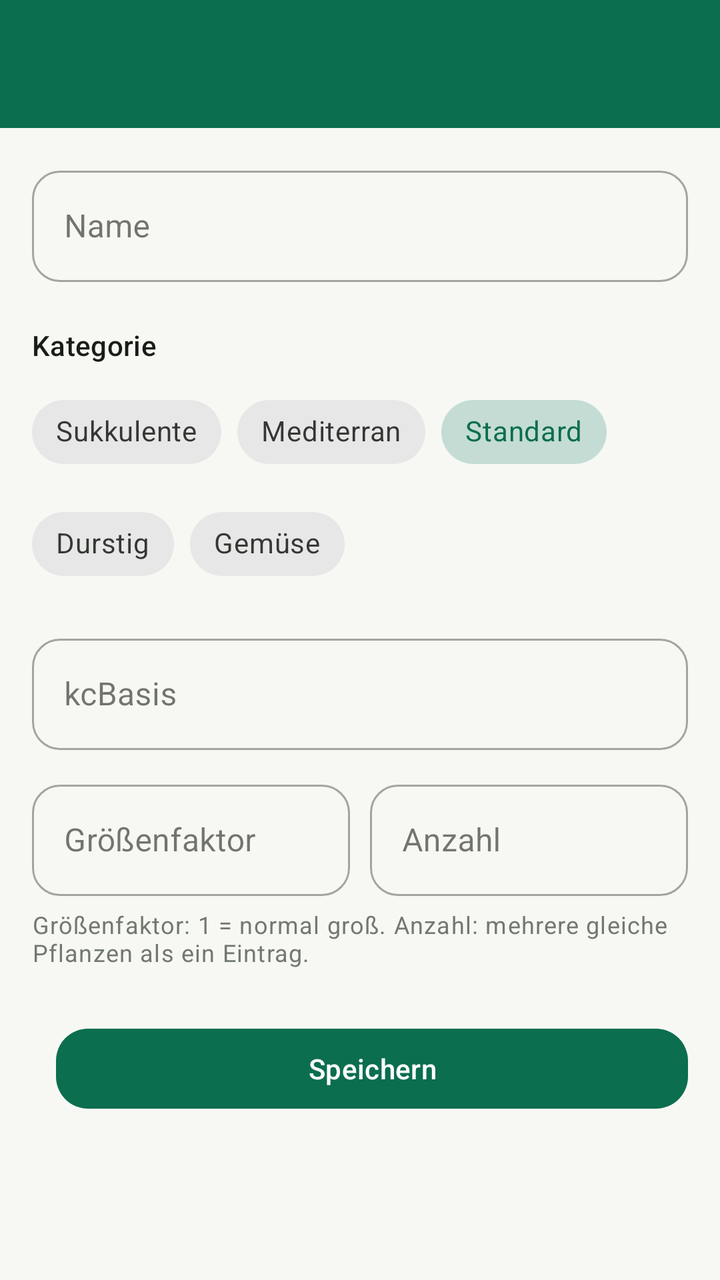
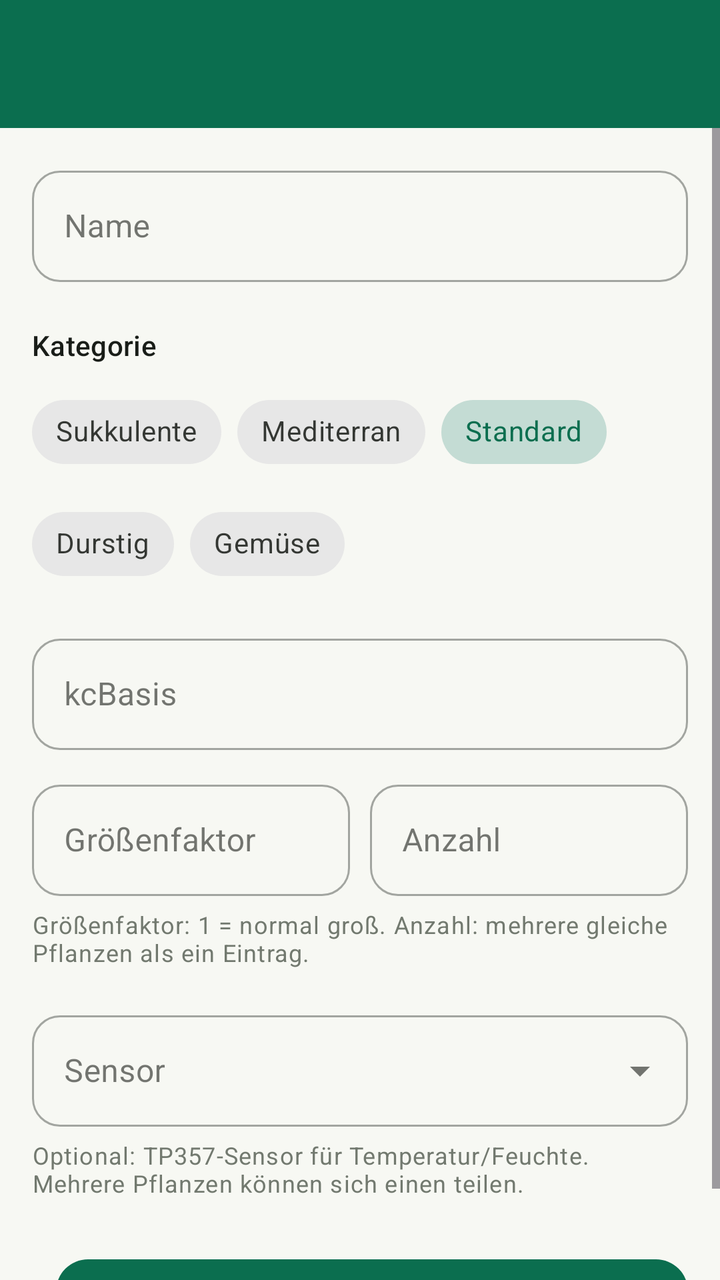

Two renders of the same Android screen: before a commit and after it. Below are the layout's source before the change and the commit's diff.
<!-- AndroidManifest.xml: application theme Theme.Zylka -->
<!-- res/layout/activity_plant_edit.xml -->
<?xml version="1.0" encoding="utf-8"?>
<LinearLayout xmlns:android="http://schemas.android.com/apk/res/android"
    xmlns:app="http://schemas.android.com/apk/res-auto"
    xmlns:tools="http://schemas.android.com/tools"
    android:layout_width="match_parent"
    android:layout_height="match_parent"
    android:background="@color/brand_background"
    android:orientation="vertical">

    <com.google.android.material.appbar.MaterialToolbar
        android:id="@+id/toolbar"
        style="@style/Widget.Zylka.Toolbar"
        android:layout_width="match_parent"
        android:layout_height="wrap_content"
        android:minHeight="?attr/actionBarSize"
        android:elevation="2dp"
        tools:title="@string/plant_edit_title_new" />

    <ScrollView
        android:layout_width="match_parent"
        android:layout_height="0dp"
        android:layout_weight="1">

        <LinearLayout
            android:layout_width="match_parent"
            android:layout_height="wrap_content"
            android:orientation="vertical"
            android:padding="16dp">

            <com.google.android.material.textfield.TextInputLayout
                style="@style/Widget.MaterialComponents.TextInputLayout.OutlinedBox"
                android:layout_width="match_parent"
                android:layout_height="wrap_content"
                android:hint="@string/plant_edit_hint_name"
                app:boxCornerRadiusBottomEnd="14dp"
                app:boxCornerRadiusBottomStart="14dp"
                app:boxCornerRadiusTopEnd="14dp"
                app:boxCornerRadiusTopStart="14dp">

                <com.google.android.material.textfield.TextInputEditText
                    android:id="@+id/input_name"
                    android:layout_width="match_parent"
                    android:layout_height="wrap_content"
                    android:inputType="text" />
            </com.google.android.material.textfield.TextInputLayout>

            <TextView
                android:layout_width="match_parent"
                android:layout_height="wrap_content"
                android:layout_marginTop="22dp"
                android:text="@string/plant_edit_label_kategorie"
                android:textAppearance="?attr/textAppearanceTitleSmall"
                android:textColor="@color/brand_on_surface" />

            <com.google.android.material.chip.ChipGroup
                android:id="@+id/chip_group_kategorie"
                android:layout_width="match_parent"
                android:layout_height="wrap_content"
                android:layout_marginTop="10dp"
                app:selectionRequired="true"
                app:singleLine="false"
                app:singleSelection="true">

                <com.google.android.material.chip.Chip
                    android:id="@+id/chip_kategorie_sukkulente"
                    style="@style/Widget.MaterialComponents.Chip.Choice"
                    android:layout_width="wrap_content"
                    android:layout_height="wrap_content"
                    android:checkable="true"
                    android:text="@string/plant_category_sukkulente" />

                <com.google.android.material.chip.Chip
                    android:id="@+id/chip_kategorie_mediterran"
                    style="@style/Widget.MaterialComponents.Chip.Choice"
                    android:layout_width="wrap_content"
                    android:layout_height="wrap_content"
                    android:checkable="true"
                    android:text="@string/plant_category_mediterran" />

                <com.google.android.material.chip.Chip
                    android:id="@+id/chip_kategorie_standard"
                    style="@style/Widget.MaterialComponents.Chip.Choice"
                    android:layout_width="wrap_content"
                    android:layout_height="wrap_content"
                    android:checkable="true"
                    android:checked="true"
                    android:text="@string/plant_category_standard" />

                <com.google.android.material.chip.Chip
                    android:id="@+id/chip_kategorie_durstig"
                    style="@style/Widget.MaterialComponents.Chip.Choice"
                    android:layout_width="wrap_content"
                    android:layout_height="wrap_content"
                    android:checkable="true"
                    android:text="@string/plant_category_durstig" />

                <com.google.android.material.chip.Chip
                    android:id="@+id/chip_kategorie_gemuese"
                    style="@style/Widget.MaterialComponents.Chip.Choice"
                    android:layout_width="wrap_content"
                    android:layout_height="wrap_content"
                    android:checkable="true"
                    android:text="@string/plant_category_gemuese" />
            </com.google.android.material.chip.ChipGroup>

            <com.google.android.material.textfield.TextInputLayout
                style="@style/Widget.MaterialComponents.TextInputLayout.OutlinedBox"
                android:layout_width="match_parent"
                android:layout_height="wrap_content"
                android:layout_marginTop="18dp"
                android:hint="@string/plant_edit_hint_kc_basis"
                app:boxCornerRadiusBottomEnd="14dp"
                app:boxCornerRadiusBottomStart="14dp"
                app:boxCornerRadiusTopEnd="14dp"
                app:boxCornerRadiusTopStart="14dp">

                <com.google.android.material.textfield.TextInputEditText
                    android:id="@+id/input_kc_basis"
                    android:layout_width="match_parent"
                    android:layout_height="wrap_content"
                    android:inputType="numberDecimal" />
            </com.google.android.material.textfield.TextInputLayout>

            <LinearLayout
                android:layout_width="match_parent"
                android:layout_height="wrap_content"
                android:layout_marginTop="12dp"
                android:orientation="horizontal">

                <com.google.android.material.textfield.TextInputLayout
                    style="@style/Widget.MaterialComponents.TextInputLayout.OutlinedBox"
                    android:layout_width="0dp"
                    android:layout_height="wrap_content"
                    android:layout_weight="1"
                    android:hint="@string/plant_edit_hint_groessenfaktor"
                    app:boxCornerRadiusBottomEnd="14dp"
                    app:boxCornerRadiusBottomStart="14dp"
                    app:boxCornerRadiusTopEnd="14dp"
                    app:boxCornerRadiusTopStart="14dp">

                    <com.google.android.material.textfield.TextInputEditText
                        android:id="@+id/input_groessenfaktor"
                        android:layout_width="match_parent"
                        android:layout_height="wrap_content"
                        android:inputType="numberDecimal" />
                </com.google.android.material.textfield.TextInputLayout>

                <com.google.android.material.textfield.TextInputLayout
                    style="@style/Widget.MaterialComponents.TextInputLayout.OutlinedBox"
                    android:layout_width="0dp"
                    android:layout_height="wrap_content"
                    android:layout_marginStart="10dp"
                    android:layout_weight="1"
                    android:hint="@string/plant_edit_hint_anzahl"
                    app:boxCornerRadiusBottomEnd="14dp"
                    app:boxCornerRadiusBottomStart="14dp"
                    app:boxCornerRadiusTopEnd="14dp"
                    app:boxCornerRadiusTopStart="14dp">

                    <com.google.android.material.textfield.TextInputEditText
                        android:id="@+id/input_anzahl"
                        android:layout_width="match_parent"
                        android:layout_height="wrap_content"
                        android:inputType="number" />
                </com.google.android.material.textfield.TextInputLayout>
            </LinearLayout>

            <TextView
                android:layout_width="match_parent"
                android:layout_height="wrap_content"
                android:layout_marginTop="6dp"
                android:text="@string/plant_edit_hint_caption"
                android:textAppearance="?attr/textAppearanceBodySmall"
                android:textColor="@color/brand_outline" />

            <LinearLayout
                android:layout_width="match_parent"
                android:layout_height="wrap_content"
                android:layout_marginTop="26dp"
                android:orientation="horizontal">

                <com.google.android.material.button.MaterialButton
                    android:id="@+id/button_delete"
                    style="@style/Widget.MaterialComponents.Button.OutlinedButton"
                    android:layout_width="0dp"
                    android:layout_height="wrap_content"
                    android:layout_weight="1"
                    android:text="@string/action_delete"
                    android:textColor="@color/brand_error"
                    android:visibility="gone"
                    app:cornerRadius="16dp"
                    app:strokeColor="@color/brand_error"
                    tools:visibility="visible" />

                <com.google.android.material.button.MaterialButton
                    android:id="@+id/button_save"
                    android:layout_width="0dp"
                    android:layout_height="wrap_content"
                    android:layout_marginStart="12dp"
                    android:layout_weight="1"
                    android:text="@string/action_save"
                    app:cornerRadius="16dp" />
            </LinearLayout>

        </LinearLayout>
    </ScrollView>
</LinearLayout>
<!-- resources referenced by this layout -->
<resources>
  <color name="brand_background">#F7F8F3</color>
  <color name="brand_error">#BA1A1A</color>
  <color name="brand_on_surface">#191D18</color>
  <color name="brand_outline">#72796F</color>
  <string name="action_delete">Löschen</string>
  <string name="action_save">Speichern</string>
  <string name="plant_category_durstig">Durstig</string>
  <string name="plant_category_gemuese">Gemüse</string>
  <string name="plant_category_mediterran">Mediterran</string>
  <string name="plant_category_standard">Standard</string>
  <string name="plant_category_sukkulente">Sukkulente</string>
  <string name="plant_edit_hint_anzahl">Anzahl</string>
  <string name="plant_edit_hint_caption">Größenfaktor: 1 = normal groß. Anzahl: mehrere gleiche Pflanzen als ein Eintrag.</string>
  <string name="plant_edit_hint_groessenfaktor">Größenfaktor</string>
  <string name="plant_edit_hint_kc_basis">kcBasis</string>
  <string name="plant_edit_hint_name">Name</string>
  <string name="plant_edit_label_kategorie">Kategorie</string>
  <string name="plant_edit_title_new">Neue Pflanze</string>
  <style name="Widget.Zylka.Toolbar" parent="Widget.MaterialComponents.Toolbar">
          <item name="android:background">@color/brand_primary</item>
          <item name="titleTextColor">@color/brand_on_primary</item>
          <item name="subtitleTextColor">@color/brand_on_primary</item>
          <item name="android:theme">@style/ThemeOverlay.Zylka.Toolbar</item>
      </style>
  <color name="brand_primary">#0B6E4F</color>
  <color name="brand_on_primary">#FFFFFF</color>
  <style name="ThemeOverlay.Zylka.Toolbar" parent="">
          <item name="colorControlNormal">@color/brand_on_primary</item>
          <item name="colorOnSurface">@color/brand_on_primary</item>
          <item name="colorOnSurfaceVariant">@color/brand_on_primary</item>
          <item name="actionMenuTextColor">@color/brand_on_primary</item>
      </style>
  <color name="brand_primary_container">#B9F1CE</color>
  <color name="brand_on_primary_container">#00210F</color>
  <color name="brand_secondary">#B26A00</color>
  <color name="brand_on_secondary">#FFFFFF</color>
  <color name="brand_secondary_container">#FFDDB0</color>
  <color name="brand_on_secondary_container">#3A1F00</color>
  <color name="brand_tertiary">#3E5FA0</color>
  <color name="brand_on_tertiary">#FFFFFF</color>
  <color name="brand_tertiary_container">#D8E2FF</color>
  <color name="brand_on_tertiary_container">#001A41</color>
  <color name="brand_on_background">#191D18</color>
  <color name="brand_surface">#FFFFFF</color>
  <color name="brand_surface_variant">#DEE5D9</color>
  <color name="brand_on_surface_variant">#424940</color>
  <color name="brand_outline_variant">#C2C9BD</color>
  <color name="brand_on_error">#FFFFFF</color>
  <color name="brand_error_container">#FFDAD6</color>
  <color name="brand_on_error_container">#410002</color>
  <!-- unchanged entries left out for length: 1 -->
</resources>

<!-- the commit's change to res/layout/activity_plant_edit.xml (unified diff, before → after) -->
@@ -173,6 +173,32 @@
                 android:textAppearance="?attr/textAppearanceBodySmall"
                 android:textColor="@color/brand_outline" />
 
+            <com.google.android.material.textfield.TextInputLayout
+                style="@style/Widget.MaterialComponents.TextInputLayout.OutlinedBox.ExposedDropdownMenu"
+                android:layout_width="match_parent"
+                android:layout_height="wrap_content"
+                android:layout_marginTop="18dp"
+                android:hint="@string/plant_edit_hint_sensor"
+                app:boxCornerRadiusBottomEnd="14dp"
+                app:boxCornerRadiusBottomStart="14dp"
+                app:boxCornerRadiusTopEnd="14dp"
+                app:boxCornerRadiusTopStart="14dp">
+
+                <com.google.android.material.textfield.MaterialAutoCompleteTextView
+                    android:id="@+id/input_sensor"
+                    android:layout_width="match_parent"
+                    android:layout_height="wrap_content"
+                    android:inputType="none" />
+            </com.google.android.material.textfield.TextInputLayout>
+
+            <TextView
+                android:layout_width="match_parent"
+                android:layout_height="wrap_content"
+                android:layout_marginTop="6dp"
+                android:text="@string/plant_edit_sensor_caption"
+                android:textAppearance="?attr/textAppearanceBodySmall"
+                android:textColor="@color/brand_outline" />
+
             <LinearLayout
                 android:layout_width="match_parent"
                 android:layout_height="wrap_content"
<!-- resource entries referenced after the edit -->
@@ -16,7 +16,9 @@
   <string name="plant_edit_hint_groessenfaktor">Größenfaktor</string>
   <string name="plant_edit_hint_kc_basis">kcBasis</string>
   <string name="plant_edit_hint_name">Name</string>
+  <string name="plant_edit_hint_sensor">Sensor</string>
   <string name="plant_edit_label_kategorie">Kategorie</string>
+  <string name="plant_edit_sensor_caption">Optional: TP357-Sensor für Temperatur/Feuchte. Mehrere Pflanzen können sich einen teilen.</string>
   <string name="plant_edit_title_new">Neue Pflanze</string>
   <style name="Widget.Zylka.Toolbar" parent="Widget.MaterialComponents.Toolbar">
           <item name="android:background">@color/brand_primary</item>
